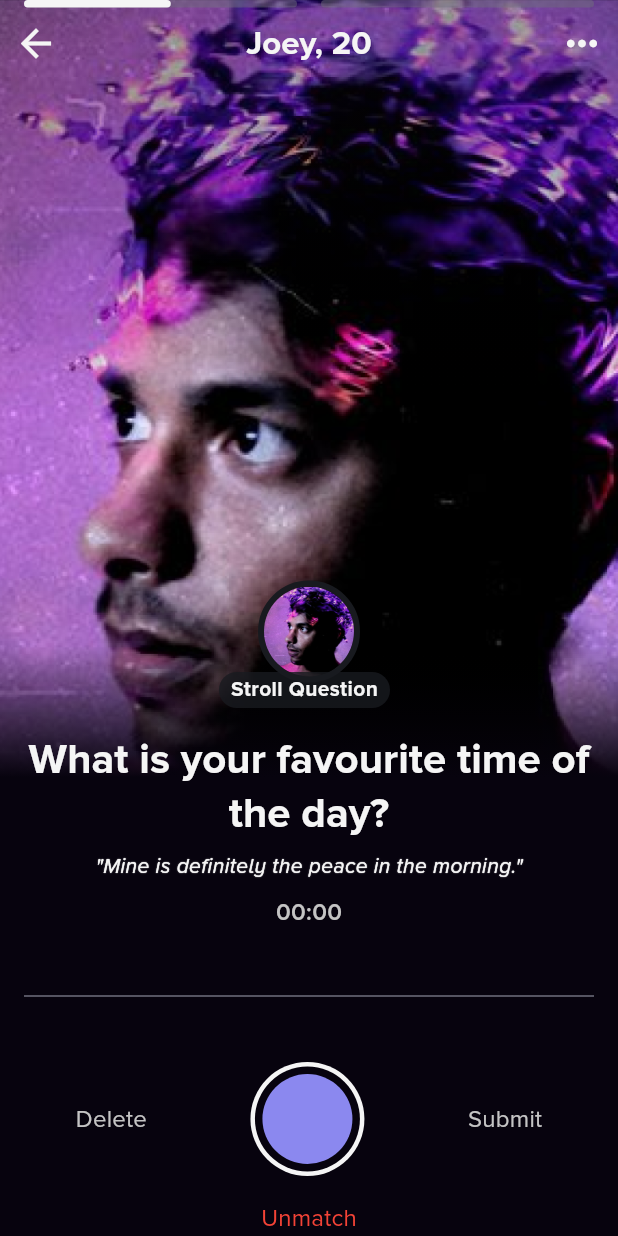
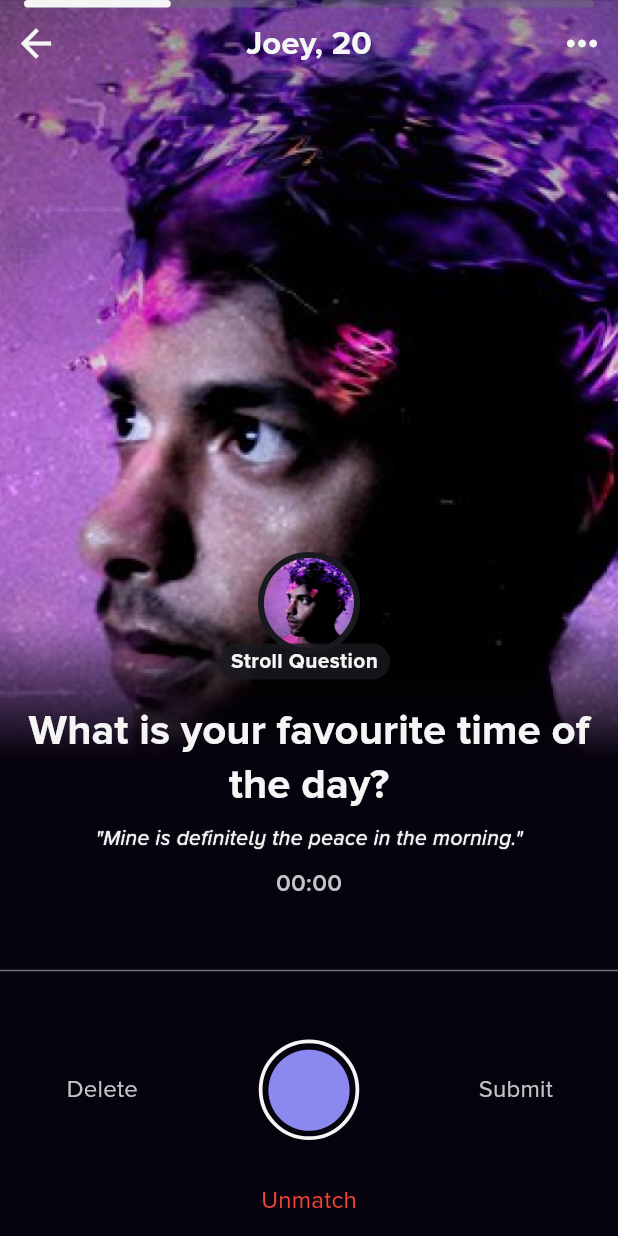
Before and after one commit to Lukas-io/stroll, a Flutter app: the StoryScreen screen opened directly with sample values from the repository, on a phone screen of 412 x 824 dp. Run offline on Flutter 3.47's test engine with Material 3 defaults, Android fonts, the phone set to English and light mode, and no system bars; drawn by our look-alikes of flutter_animate; our stand-ins replace flutter_svg, just_audio; missing offline and left inert: record.

Commit message:
add recording capabilities

```diff
--- a/lib/src/constants/theme.dart
+++ b/lib/src/constants/theme.dart
@@ -14,5 +14,9 @@ final darkTheme = ThemeData(
   fontFamily: "ProximaNova",
   bottomSheetTheme:
       const BottomSheetThemeData(backgroundColor: backgroundColor),
+  textButtonTheme: TextButtonThemeData(
+      style: TextButton.styleFrom(
+    padding: EdgeInsets.zero,
+  )),
   textTheme: darkTextTheme,
 );
--- /dev/null
+++ b/lib/src/controller/recorder.dart
@@ -0,0 +1,178 @@
+import 'dart:async';
+import 'dart:io';
+import 'dart:typed_data';
+
+import 'package:flutter/material.dart';
+import 'package:path_provider/path_provider.dart';
+import 'package:record/record.dart';
+import 'package:just_audio/just_audio.dart';
+import 'package:stroll/src/utils/recorder_action.dart';
+
+import 'audio_processing.dart';
+
+class Recorder {
+  AudioRecorder recorder = AudioRecorder();
+  AudioPlayer player = AudioPlayer();
+
+  Stopwatch recordingWatch = Stopwatch();
+  Stopwatch playingWatch = Stopwatch();
+
+  double audioPosition = 0;
+
+  List<double> amplitudesList = [];
+  List<double> amplitudesMax65 = [];
+  StreamSubscription? amplitudeSubscription;
+  RecorderAction currentAction = RecorderAction.start;
+
+  bool playerMode = false;
+
+  List<double> get amplitudes {
+    if (playerMode) {
+      return interpolateList(amplitudesList);
+    } else {
+      return amplitudesMax65;
+    }
+  }
+
+  String get timeString {
+    int recordingSeconds = recordingWatch.elapsed.inSeconds;
+    int recMinutes = (recordingSeconds / 60).floor();
+    int recSeconds = recordingSeconds % 60;
+    String recordingTime =
+        "${recMinutes > 9 ? recMinutes : "0$recMinutes"}:${recSeconds > 9 ? recSeconds : "0$recSeconds"}";
+
+    int playingSeconds = playingWatch.elapsed.inSeconds;
+    int playMinutes = (playingSeconds / 60).floor();
+    int playSeconds = playingSeconds % 60;
+    String playingTime =
+        "${playMinutes > 9 ? playMinutes : "0$playMinutes"}:${playSeconds > 9 ? playSeconds : "0$playSeconds"}";
+
+    if (currentAction == RecorderAction.play ||
+        currentAction == RecorderAction.pause) {
+      return "$playingTime / $recordingTime";
+    } else {
+      return recordingTime;
+    }
+  }
+
+  IconData get icon {
+    switch (currentAction) {
+      case RecorderAction.start:
+        return Icons.circle;
+      case RecorderAction.play:
+        return Icons.play_arrow_rounded;
+      case RecorderAction.stop:
+        return Icons.stop_rounded;
+      case RecorderAction.delete:
+        return Icons.delete;
+      case RecorderAction.pause:
+        return Icons.pause;
+    }
+  }
+
+  Future<void> playAudio(Function() onChanged) async {
+    try {
+      currentAction = RecorderAction.pause;
+      playingWatch.start();
+
+      player.play();
+
+      player.positionStream.listen((position) {
+        audioPosition =
+            position.inMilliseconds / recordingWatch.elapsedMilliseconds;
+
+        onChanged();
+      });
+
+      player.playerStateStream.listen((state) {
+        if (state.processingState == ProcessingState.completed) {
+          pauseAudio();
+          audioPosition = 1;
+          onChanged();
+        }
+      });
+    } catch (e) {
+      debugPrint("Error playing Audio: $e");
+    }
+  }
+
+  Future<void> pauseAudio() async {
+    currentAction = RecorderAction.play;
+    await player.pause();
+    playingWatch.stop();
+  }
+
+  Future<void> seekAudio(Duration position) async {
+    await player.seek(position);
+  }
+
+  Future<void> startRecording(
+    Function(double amp) onAmplitudeChange,
+  ) async {
+    currentAction = RecorderAction.stop;
+
+    final tempDir = await getTemporaryDirectory();
+    final filePath = '${tempDir.path}/recording.wav';
+    recordingWatch.start();
+
+    List<int> audioData = [];
+
+    Stream<Uint8List> stream = await recorder.startStream(
+      const RecordConfig(
+        encoder: AudioEncoder.pcm16bits,
+        numChannels: 1, // Specify channels
+        sampleRate: 44100, // Specify sample rate
+      ),
+    );
+
+    stream.listen((data) {
+      audioData.addAll(data);
+    }, onDone: () async {
+      final wavFile = await File(filePath).create();
+      final fileLength = audioData.length;
+
+      final header = createWavHeader(dataSize: fileLength);
+
+      await wavFile.writeAsBytes(header + audioData);
+
+      await player.setFilePath(filePath);
+
+      debugPrint('Recording saved!');
+    });
+
+    amplitudeSubscription = recorder
+        .onAmplitudeChanged(const Duration(milliseconds: 48))
+        .listen((Amplitude amp) {
+      double normalizedAmplitude = 1 - (amp.current.abs() / 60);
+      amplitudesList.add(normalizedAmplitude);
+      if (amplitudesMax65.length >= 65) amplitudesMax65.removeAt(0);
+      amplitudesMax65.add(normalizedAmplitude);
+
+      onAmplitudeChange(normalizedAmplitude);
+    });
+  }
+
+  Future<void> stopRecording() async {
+    currentAction = RecorderAction.play;
+    playerMode = true;
+    recordingWatch.stop();
+    await recorder.stop();
+
+    amplitudeSubscription?.cancel();
+  }
+
+  Future<void> deleteRecording() async {
+    currentAction = RecorderAction.start;
+    playerMode = false;
+    audioPosition = 0;
+    amplitudesMax65.clear();
+    recordingWatch.reset();
+    playingWatch.reset();
+    player.stop();
+  }
+
+  void dispose() {
+    recorder.dispose();
+    player.dispose();
+  }
+}
--- /dev/null
+++ b/lib/src/utils/recorder_action.dart
@@ -0,0 +1,7 @@
+enum RecorderAction {
+  start,
+  play,
+  stop,
+  delete,
+  pause,
+}
--- a/lib/src/view/widgets/chat/chat_widget.dart
+++ b/lib/src/view/widgets/chat/chat_widget.dart
@@ -2,7 +2,7 @@ import 'package:flutter/cupertino.dart';
 import 'package:flutter/material.dart';
 import 'package:stroll/src/utils/extensions.dart';
 import 'package:stroll/src/view/screens/chat_screen.dart';
-import 'package:stroll/src/view/widgets/chat/waveform_widget.dart';
+import 'package:stroll/src/view/widgets/chat/simulated_waveform_widget.dart';
 
 import '../../../constants/colors.dart';
 import '../../../model/chat_model.dart';
@@ -89,7 +89,7 @@ class ChatWidget extends StatelessWidget {
                                     ),
                                   ),
                                 if (chat.voice)
-                                  const WaveformWidget(
+                                  const SimulatedWaveformWidget(
                                       waves: 6,
                                       width: 1.8,
                                       height: 20.0,
--- a/lib/src/view/widgets/chat/question_answer_widget.dart
+++ b/lib/src/view/widgets/chat/question_answer_widget.dart
@@ -4,7 +4,7 @@ import 'package:flutter_animate/flutter_animate.dart';
 import 'package:stroll/src/constants/assets.dart';
 import 'package:stroll/src/utils/extensions.dart';
 import 'package:stroll/src/view/widgets/flame/profile_avatar.dart';
-import 'package:stroll/src/view/widgets/chat/waveform_widget.dart';
+import 'package:stroll/src/view/widgets/chat/simulated_waveform_widget.dart';
 
 import '../../../constants/colors.dart';
 import '../../../model/chat_model.dart';
@@ -144,7 +144,7 @@ class QuestionAnswerWidget extends StatelessWidget {
                                   child: Stack(
                                     clipBehavior: Clip.none,
                                     children: [
-                                      const WaveformWidget(
+                                      const SimulatedWaveformWidget(
                                           waves: 45,
                                           width: 2,
                                           quietBeginning: true,
--- a/lib/src/view/widgets/chat/waveform_widget.dart
+++ b/lib/src/view/widgets/chat/simulated_waveform_widget.dart
@@ -3,7 +3,7 @@ import 'dart:math';
 import 'package:flutter/material.dart';
 import 'package:flutter_animate/flutter_animate.dart';
 
-class WaveformWidget extends StatelessWidget {
+class SimulatedWaveformWidget extends StatelessWidget {
   final int waves;
   final double width;
   final double height;
@@ -12,7 +12,7 @@ class WaveformWidget extends StatelessWidget {
   final EdgeInsets? padding;
   final bool animate;
 
-  const WaveformWidget(
+  const SimulatedWaveformWidget(
       {super.key,
       required this.waves,
       required this.width,
--- a/lib/src/view/widgets/chat/stroll_question_widget.dart
+++ b/lib/src/view/widgets/chat/stroll_question_widget.dart
@@ -4,6 +4,7 @@ import 'package:stroll/src/utils/extensions.dart';
 
 import '../../../constants/colors.dart';
 import '../../../model/story_model.dart';
+import '../story/recording_widgets.dart';
 
 class StrollQuestionWidget extends StatelessWidget {
   final StoryModel story;
@@ -24,17 +25,19 @@ class StrollQuestionWidget extends StatelessWidget {
           stops: [0.1, 0.3],
         ),
       ),
+      child: Column(
+        children: [
+          Padding(
             padding: const EdgeInsets.symmetric(horizontal: 16.0),
             child: Column(
-        children: [
-          Column(
               children: [
                 Stack(
                   clipBehavior: Clip.none,
                   children: [
                     Container(
                       decoration: BoxDecoration(
-                      border: Border.all(color: secondaryCardColor, width: 4.0),
+                        border:
+                            Border.all(color: secondaryCardColor, width: 4.0),
                         shape: BoxShape.circle,
                       ),
                       child: ClipRRect(
@@ -123,51 +126,8 @@ class StrollQuestionWidget extends StatelessWidget {
                   curve: Curves.easeOut,
                   delay: 100.ms,
                 ),
-          Text(
-            "00:00",
-            style: context.textTheme.titleMedium
-                ?.copyWith(fontWeight: FontWeight.w600, color: greyTextColor),
           ),
-          const Padding(
-            padding: EdgeInsets.symmetric(vertical: 36.0),
-            child: Divider(
-              color: greyColor,
-            ),
-          ),
-          Row(
-            mainAxisAlignment: MainAxisAlignment.spaceAround,
-            children: [
-              Text(
-                "Delete",
-                style: context.textTheme.titleMedium
-                    ?.copyWith(color: greyTextColor),
-              ),
-              const CircleAvatar(
-                backgroundColor: whiteTextColor,
-                radius: 38.0,
-                child: CircleAvatar(
-                  backgroundColor: backgroundColor,
-                  radius: 35.0,
-                  child: CircleAvatar(
-                    radius: 30.0,
-                    backgroundColor: primaryColor,
-                  ),
-                ),
-              ),
-              Text(
-                "Submit",
-                style: context.textTheme.titleMedium
-                    ?.copyWith(color: greyTextColor),
-              ),
-            ],
-          ),
-          const SizedBox(
-            height: 16.0,
-          ),
-          Text(
-            "Unmatch",
-            style: context.textTheme.titleMedium?.copyWith(color: Colors.red),
-          ),
+          const RecordingWidgets()
         ],
       ),
     );
--- a/lib/src/view/widgets/chat/stroll_voice_question.dart
+++ b/lib/src/view/widgets/chat/stroll_voice_question.dart
@@ -2,7 +2,7 @@ import 'package:flutter/cupertino.dart';
 import 'package:flutter/material.dart';
 import 'package:stroll/src/utils/extensions.dart';
 import 'package:stroll/src/view/widgets/chat/question_answer_widget.dart';
-import 'package:stroll/src/view/widgets/chat/waveform_widget.dart';
+import 'package:stroll/src/view/widgets/chat/simulated_waveform_widget.dart';
 
 import '../../../constants/assets.dart';
 import '../../../constants/colors.dart';
@@ -123,7 +123,7 @@ class StrollVoiceQuestion extends StatelessWidget {
                   child: Stack(
                     clipBehavior: Clip.none,
                     children: [
-                      const WaveformWidget(
+                      const SimulatedWaveformWidget(
                           waves: 40,
                           width: 1.4,
                           height: 40,
--- /dev/null
+++ b/lib/src/view/widgets/story/recording_widgets.dart
@@ -0,0 +1,131 @@
+import 'package:flutter/material.dart';
+import 'package:stroll/src/controller/recorder.dart';
+import 'package:stroll/src/utils/extensions.dart';
+import 'package:stroll/src/utils/recorder_action.dart';
+import 'package:stroll/src/view/widgets/story/waveform_widget.dart';
+
+import '../../../constants/colors.dart';
+
+class RecordingWidgets extends StatefulWidget {
+  const RecordingWidgets({super.key});
+
+  @override
+  State<RecordingWidgets> createState() => _RecordingWidgetsState();
+}
+
+class _RecordingWidgetsState extends State<RecordingWidgets> {
+  late Recorder recorder;
+
+  @override
+  void initState() {
+    recorder = Recorder();
+    super.initState();
+  }
+
+  @override
+  void dispose() {
+    recorder.dispose();
+    super.dispose();
+  }
+
+  void performAction(RecorderAction action, {String? audioPath}) async {
+    switch (action) {
+      case RecorderAction.start:
+        recorder.startRecording((amp) {
+          if (mounted) {
+            setState(() {});
+          }
+        });
+        break;
+      case RecorderAction.delete:
+        recorder.deleteRecording();
+        break;
+      case RecorderAction.play:
+        recorder.playAudio(() {
+          if (mounted) {
+            setState(() {});
+          }
+        });
+        break;
+
+      case RecorderAction.stop:
+        recorder.stopRecording();
+
+        break;
+
+      case RecorderAction.pause:
+        recorder.pauseAudio();
+        break;
+    }
+    if (mounted) setState(() {});
+  }
+
+  @override
+  Widget build(BuildContext context) {
+    return Column(
+      children: [
+        Text(
+          recorder.timeString,
+          style: context.textTheme.titleMedium?.copyWith(
+              fontWeight: FontWeight.w600,
+              color: recorder.currentAction == RecorderAction.stop
+                  ? purpleTextColor
+                  : greyTextColor),
+        ),
+        WaveformWidget(
+          amplitude: recorder.amplitudes,
+          width: 2.0,
+          height: 60.0,
+          position: recorder.audioPosition,
+          padding: const EdgeInsets.symmetric(vertical: 16.0),
+        ),
+        Row(
+          mainAxisAlignment: MainAxisAlignment.spaceAround,
+          children: [
+            TextButton(
+              onPressed: () => performAction(RecorderAction.delete),
+              child: Text(
+                "Delete",
+                style: context.textTheme.titleMedium
+                    ?.copyWith(color: greyTextColor),
+              ),
+            ),
+            IconButton(
+              onPressed: () => performAction(recorder.currentAction),
+              style: IconButton.styleFrom(
+                  padding: const EdgeInsets.all(1),
+                  shape: const CircleBorder(
+                      side: BorderSide(color: whiteTextColor, width: 2.5))),
+              icon: Icon(
+                recorder.icon,
+                size: 65.0,
+                color: primaryColor,
+              ),
+            ),
+            TextButton(
+              onPressed: () => performAction(RecorderAction.delete),
+              child: Text(
+                "Submit",
+                style: context.textTheme.titleMedium
+                    ?.copyWith(color: greyTextColor),
+              ),
+            ),
+          ],
+        ),
+        const SizedBox(
+          height: 16.0,
+        ),
+        TextButton(
+          onPressed: () {
+            Navigator.pop(context);
+            performAction(RecorderAction.delete);
+          },
+          child: Text(
+            "Unmatch",
+            style: context.textTheme.titleMedium?.copyWith(color: Colors.red),
+          ),
+        ),
+      ],
+    );
+  }
+}
--- /dev/null
+++ b/lib/src/view/widgets/story/waveform_widget.dart
@@ -0,0 +1,57 @@
+import 'package:flutter/material.dart';
+import 'package:flutter_animate/flutter_animate.dart';
+
+import '../../../constants/colors.dart';
+
+class WaveformWidget extends StatelessWidget {
+  final List<double> amplitude;
+  final double width;
+  final double height;
+  final EdgeInsets? padding;
+  final bool playerMode;
+  final double position;
+
+  const WaveformWidget({
+    super.key,
+    required this.amplitude,
+    required this.width,
+    required this.height,
+    this.padding,
+    this.playerMode = false,
+    required this.position,
+  });
+
+  @override
+  Widget build(BuildContext context) {
+    int index = 0;
+    return Padding(
+      padding: padding ?? const EdgeInsets.only(right: 8.0),
+      child: SizedBox(
+        height: height,
+        child: Row(
+          children: [
+            if (!playerMode)
+              const Expanded(
+                child: Divider(
+                  color: greyColor,
+                ),
+              ),
+            ...amplitude.map((amp) {
+              index++;
+              return Padding(
+                padding: const EdgeInsets.only(left: 4.0),
+                child: Container(
+                  width: width,
+                  color: ((position * amplitude.length + 1).floor() > index)
+                      ? primaryColor
+                      : greyColor,
+                  height: (amp * height).abs(),
+                ).animate().scaleY(curve: Curves.easeOut, duration: 200.ms),
+              );
+            }),
+          ],
+        ),
+      ),
+    );
+  }
+}
--- a/pubspec.yaml
+++ b/pubspec.yaml
@@ -37,6 +37,12 @@ dependencies:
   cupertino_icons: ^1.0.8
   flutter_animate: ^4.5.2
   flutter_svg: ^2.0.16
+  flutter_sound: ^9.17.8
+  permission_handler: ^11.3.1
+  logger: ^2.5.0
+  just_audio: ^0.9.42
+  record: ^5.2.0
+  path_provider: ^2.1.5
 
 dev_dependencies:
   flutter_test:
```
Also changed, not shown: lib/src/controller/audio_processing.dart (added, +76 -0 lines), pubspec.lock, 15 other files. Lines whose indentation alone changed are shown as unchanged.
